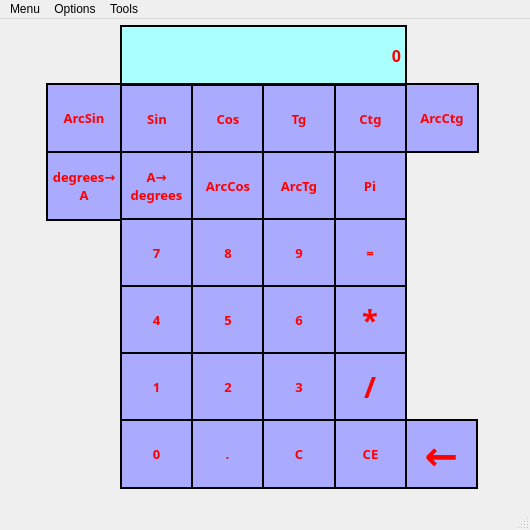
PavelRudenya730501/Project, file Multifunctional calculator/mainwindow2.ui: the form before one commit.
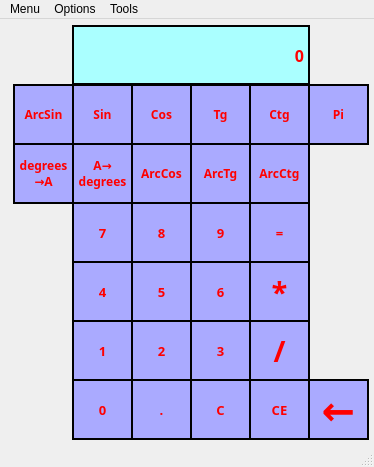
The form after the commit.

Diff of the .ui file:
```diff
--- a/Multifunctional calculator/mainwindow2.ui
+++ b/Multifunctional calculator/mainwindow2.ui
@@ -6,8 +6,8 @@
    <rect>
     <x>0</x>
     <y>0</y>
-    <width>530</width>
-    <height>530</height>
+    <width>374</width>
+    <height>467</height>
    </rect>
   </property>
   <property name="windowTitle">
@@ -17,9 +17,9 @@
    <widget class="QLabel" name="label">
     <property name="geometry">
      <rect>
-      <x>120</x>
+      <x>72</x>
       <y>6</y>
-      <width>287</width>
+      <width>238</width>
       <height>60</height>
      </rect>
     </property>
@@ -29,6 +29,12 @@
       <verstretch>0</verstretch>
      </sizepolicy>
     </property>
+    <property name="maximumSize">
+     <size>
+      <width>16777214</width>
+      <height>16777215</height>
+     </size>
+    </property>
     <property name="font">
      <font>
       <family>Arial Black</family>
@@ -52,10 +58,10 @@
    <widget class="QPushButton" name="sin">
     <property name="geometry">
      <rect>
-      <x>120</x>
+      <x>72</x>
       <y>65</y>
-      <width>74</width>
-      <height>70</height>
+      <width>61</width>
+      <height>61</height>
      </rect>
     </property>
     <property name="sizePolicy">
@@ -67,7 +73,7 @@
     <property name="font">
      <font>
       <family>Arial Black</family>
-      <pointsize>10</pointsize>
+      <pointsize>9</pointsize>
       <weight>75</weight>
       <bold>true</bold>
      </font>
@@ -84,10 +90,10 @@
    <widget class="QPushButton" name="cos">
     <property name="geometry">
      <rect>
-      <x>191</x>
+      <x>131</x>
       <y>65</y>
-      <width>74</width>
-      <height>70</height>
+      <width>61</width>
+      <height>61</height>
      </rect>
     </property>
     <property name="sizePolicy">
@@ -99,7 +105,7 @@
     <property name="font">
      <font>
       <family>Arial Black</family>
-      <pointsize>10</pointsize>
+      <pointsize>9</pointsize>
       <weight>75</weight>
       <bold>true</bold>
      </font>
@@ -116,10 +122,10 @@
    <widget class="QPushButton" name="tg">
     <property name="geometry">
      <rect>
-      <x>262</x>
+      <x>190</x>
       <y>65</y>
-      <width>74</width>
-      <height>70</height>
+      <width>61</width>
+      <height>61</height>
      </rect>
     </property>
     <property name="sizePolicy">
@@ -131,7 +137,7 @@
     <property name="font">
      <font>
       <family>Arial Black</family>
-      <pointsize>10</pointsize>
+      <pointsize>9</pointsize>
       <weight>75</weight>
       <bold>true</bold>
      </font>
@@ -148,10 +154,10 @@
    <widget class="QPushButton" name="ctg">
     <property name="geometry">
      <rect>
-      <x>334</x>
+      <x>249</x>
       <y>65</y>
-      <width>73</width>
-      <height>70</height>
+      <width>61</width>
+      <height>61</height>
      </rect>
     </property>
     <property name="sizePolicy">
@@ -163,7 +169,7 @@
     <property name="font">
      <font>
       <family>Arial Black</family>
-      <pointsize>10</pointsize>
+      <pointsize>9</pointsize>
       <weight>75</weight>
       <bold>true</bold>
      </font>
@@ -180,10 +186,10 @@
    <widget class="QPushButton" name="pi">
     <property name="geometry">
      <rect>
-      <x>333</x>
-      <y>132</y>
-      <width>74</width>
-      <height>70</height>
+      <x>308</x>
+      <y>65</y>
+      <width>61</width>
+      <height>61</height>
      </rect>
     </property>
     <property name="sizePolicy">
@@ -195,7 +201,7 @@
     <property name="font">
      <font>
       <family>Arial Black</family>
-      <pointsize>10</pointsize>
+      <pointsize>9</pointsize>
       <weight>75</weight>
       <italic>false</italic>
       <bold>true</bold>
@@ -213,10 +219,10 @@
    <widget class="QPushButton" name="Acos">
     <property name="geometry">
      <rect>
-      <x>191</x>
-      <y>132</y>
-      <width>74</width>
-      <height>70</height>
+      <x>131</x>
+      <y>124</y>
+      <width>61</width>
+      <height>61</height>
      </rect>
     </property>
     <property name="sizePolicy">
@@ -228,7 +234,7 @@
     <property name="font">
      <font>
       <family>Arial Black</family>
-      <pointsize>10</pointsize>
+      <pointsize>9</pointsize>
       <weight>75</weight>
       <bold>true</bold>
      </font>
@@ -245,10 +251,10 @@
    <widget class="QPushButton" name="Atan">
     <property name="geometry">
      <rect>
-      <x>262</x>
-      <y>132</y>
-      <width>74</width>
-      <height>70</height>
+      <x>190</x>
+      <y>124</y>
+      <width>61</width>
+      <height>61</height>
      </rect>
     </property>
     <property name="sizePolicy">
@@ -260,7 +266,7 @@
     <property name="font">
      <font>
       <family>Arial Black</family>
-      <pointsize>10</pointsize>
+      <pointsize>9</pointsize>
       <weight>75</weight>
       <bold>true</bold>
      </font>
@@ -277,10 +283,10 @@
    <widget class="QPushButton" name="degrees">
     <property name="geometry">
      <rect>
-      <x>120</x>
-      <y>132</y>
-      <width>73</width>
-      <height>70</height>
+      <x>72</x>
+      <y>124</y>
+      <width>61</width>
+      <height>61</height>
      </rect>
     </property>
     <property name="sizePolicy">
@@ -292,7 +298,7 @@
     <property name="font">
      <font>
       <family>Arial Black</family>
-      <pointsize>10</pointsize>
+      <pointsize>9</pointsize>
       <weight>75</weight>
       <bold>true</bold>
      </font>
@@ -313,10 +319,10 @@
    <widget class="QPushButton" name="equal">
     <property name="geometry">
      <rect>
-      <x>333</x>
-      <y>199</y>
-      <width>74</width>
-      <height>70</height>
+      <x>249</x>
+      <y>183</y>
+      <width>61</width>
+      <height>61</height>
      </rect>
     </property>
     <property name="sizePolicy">
@@ -345,10 +351,10 @@
    <widget class="QPushButton" name="pushButton_8">
     <property name="geometry">
      <rect>
-      <x>191</x>
-      <y>199</y>
-      <width>74</width>
-      <height>70</height>
+      <x>131</x>
+      <y>183</y>
+      <width>61</width>
+      <height>61</height>
      </rect>
     </property>
     <property name="sizePolicy">
@@ -377,10 +383,10 @@
    <widget class="QPushButton" name="pushButton_9">
     <property name="geometry">
      <rect>
-      <x>262</x>
-      <y>199</y>
-      <width>74</width>
-      <height>70</height>
+      <x>190</x>
+      <y>183</y>
+      <width>61</width>
+      <height>61</height>
      </rect>
     </property>
     <property name="sizePolicy">
@@ -409,10 +415,10 @@
    <widget class="QPushButton" name="pushButton_7">
     <property name="geometry">
      <rect>
-      <x>120</x>
-      <y>199</y>
-      <width>73</width>
-      <height>70</height>
+      <x>72</x>
+      <y>183</y>
+      <width>61</width>
+      <height>61</height>
      </rect>
     </property>
     <property name="sizePolicy">
@@ -441,10 +447,10 @@
    <widget class="QPushButton" name="mul">
     <property name="geometry">
      <rect>
-      <x>333</x>
-      <y>266</y>
-      <width>74</width>
-      <height>70</height>
+      <x>249</x>
+      <y>242</y>
+      <width>61</width>
+      <height>61</height>
      </rect>
     </property>
     <property name="sizePolicy">
@@ -473,10 +479,10 @@
    <widget class="QPushButton" name="pushButton_5">
     <property name="geometry">
      <rect>
-      <x>191</x>
-      <y>266</y>
-      <width>74</width>
-      <height>70</height>
+      <x>131</x>
+      <y>242</y>
+      <width>61</width>
+      <height>61</height>
      </rect>
     </property>
     <property name="sizePolicy">
@@ -505,10 +511,10 @@
    <widget class="QPushButton" name="pushButton_6">
     <property name="geometry">
      <rect>
-      <x>262</x>
-      <y>266</y>
-      <width>74</width>
-      <height>70</height>
+      <x>190</x>
+      <y>242</y>
+      <width>61</width>
+      <height>61</height>
      </rect>
     </property>
     <property name="sizePolicy">
@@ -537,10 +543,10 @@
    <widget class="QPushButton" name="pushButton_4">
     <property name="geometry">
      <rect>
-      <x>120</x>
-      <y>266</y>
-      <width>73</width>
-      <height>70</height>
+      <x>72</x>
+      <y>242</y>
+      <width>61</width>
+      <height>61</height>
      </rect>
     </property>
     <property name="sizePolicy">
@@ -569,10 +575,10 @@
    <widget class="QPushButton" name="div">
     <property name="geometry">
      <rect>
-      <x>333</x>
-      <y>333</y>
-      <width>74</width>
-      <height>70</height>
+      <x>249</x>
+      <y>301</y>
+      <width>61</width>
+      <height>61</height>
      </rect>
     </property>
     <property name="sizePolicy">
@@ -601,10 +607,10 @@
    <widget class="QPushButton" name="pushButton_2">
     <property name="geometry">
      <rect>
-      <x>191</x>
-      <y>333</y>
-      <width>74</width>
-      <height>70</height>
+      <x>131</x>
+      <y>301</y>
+      <width>61</width>
+      <height>61</height>
      </rect>
     </property>
     <property name="sizePolicy">
@@ -633,10 +639,10 @@
    <widget class="QPushButton" name="pushButton_3">
     <property name="geometry">
      <rect>
-      <x>262</x>
-      <y>333</y>
-      <width>74</width>
-      <height>70</height>
+      <x>190</x>
+      <y>301</y>
+      <width>61</width>
+      <height>61</height>
      </rect>
     </property>
     <property name="sizePolicy">
@@ -665,10 +671,10 @@
    <widget class="QPushButton" name="pushButton_1">
     <property name="geometry">
      <rect>
-      <x>120</x>
-      <y>333</y>
-      <width>73</width>
-      <height>70</height>
+      <x>72</x>
+      <y>301</y>
+      <width>61</width>
+      <height>61</height>
      </rect>
     </property>
     <property name="sizePolicy">
@@ -697,10 +703,10 @@
    <widget class="QPushButton" name="clear_all">
     <property name="geometry">
      <rect>
-      <x>262</x>
-      <y>400</y>
-      <width>74</width>
-      <height>70</height>
+      <x>190</x>
+      <y>360</y>
+      <width>61</width>
+      <height>61</height>
      </rect>
     </property>
     <property name="sizePolicy">
@@ -729,10 +735,10 @@
    <widget class="QPushButton" name="pushButton_22">
     <property name="geometry">
      <rect>
-      <x>191</x>
-      <y>400</y>
-      <width>73</width>
-      <height>70</height>
+      <x>131</x>
+      <y>360</y>
+      <width>61</width>
+      <height>61</height>
      </rect>
     </property>
     <property name="sizePolicy">
@@ -761,10 +767,10 @@
    <widget class="QPushButton" name="clear">
     <property name="geometry">
      <rect>
-      <x>334</x>
-      <y>400</y>
-      <width>73</width>
-      <height>70</height>
+      <x>249</x>
+      <y>360</y>
+      <width>61</width>
+      <height>61</height>
      </rect>
     </property>
     <property name="sizePolicy">
@@ -793,10 +799,10 @@
    <widget class="QPushButton" name="pushButton_0">
     <property name="geometry">
      <rect>
-      <x>120</x>
-      <y>400</y>
-      <width>73</width>
-      <height>70</height>
+      <x>72</x>
+      <y>360</y>
+      <width>61</width>
+      <height>61</height>
      </rect>
     </property>
     <property name="sizePolicy">
@@ -825,10 +831,10 @@
    <widget class="QPushButton" name="Asin">
     <property name="geometry">
      <rect>
-      <x>46</x>
-      <y>64</y>
-      <width>76</width>
-      <height>70</height>
+      <x>13</x>
+      <y>65</y>
+      <width>61</width>
+      <height>61</height>
      </rect>
     </property>
     <property name="sizePolicy">
@@ -840,7 +846,7 @@
     <property name="font">
      <font>
       <family>Arial Black</family>
-      <pointsize>10</pointsize>
+      <pointsize>9</pointsize>
       <weight>75</weight>
       <bold>true</bold>
      </font>
@@ -857,10 +863,10 @@
    <widget class="QPushButton" name="Actg">
     <property name="geometry">
      <rect>
-      <x>405</x>
-      <y>64</y>
-      <width>74</width>
-      <height>70</height>
+      <x>249</x>
+      <y>124</y>
+      <width>61</width>
+      <height>61</height>
      </rect>
     </property>
     <property name="sizePolicy">
@@ -872,7 +878,7 @@
     <property name="font">
      <font>
       <family>Arial Black</family>
-      <pointsize>10</pointsize>
+      <pointsize>9</pointsize>
       <weight>75</weight>
       <bold>true</bold>
      </font>
@@ -889,10 +895,10 @@
    <widget class="QPushButton" name="back">
     <property name="geometry">
      <rect>
-      <x>405</x>
-      <y>400</y>
-      <width>73</width>
-      <height>70</height>
+      <x>308</x>
+      <y>360</y>
+      <width>61</width>
+      <height>61</height>
      </rect>
     </property>
     <property name="sizePolicy">
@@ -921,10 +927,10 @@
    <widget class="QPushButton" name="degrees_2">
     <property name="geometry">
      <rect>
-      <x>46</x>
-      <y>132</y>
-      <width>76</width>
-      <height>70</height>
+      <x>13</x>
+      <y>124</y>
+      <width>61</width>
+      <height>61</height>
      </rect>
     </property>
     <property name="sizePolicy">
@@ -936,7 +942,7 @@
     <property name="font">
      <font>
       <family>Arial Black</family>
-      <pointsize>10</pointsize>
+      <pointsize>9</pointsize>
       <weight>75</weight>
       <bold>true</bold>
      </font>
@@ -950,8 +956,8 @@
 background-color: rgb(170, 170, 255);</string>
     </property>
     <property name="text">
-     <string>degrees→
-A</string>
+     <string>degrees
+→A</string>
     </property>
    </widget>
   </widget>
@@ -960,8 +966,8 @@
     <rect>
      <x>0</x>
      <y>0</y>
-     <width>530</width>
-     <height>21</height>
+     <width>374</width>
+     <height>20</height>
     </rect>
    </property>
    <widget class="QMenu" name="menuMenu">
@@ -993,17 +999,7 @@
    <addaction name="menuOptions"/>
    <addaction name="menuTools"/>
   </widget>
-  <widget class="QStatusBar" name="statusbar"/>
-  <action name="actionStage1">
-   <property name="text">
-    <string>Stage1(standart)</string>
-   </property>
-  </action>
-  <action name="actionStage_2">
-   <property name="text">
-    <string>Stage 2(trigonometry)</string>
-   </property>
-  </action>
+  <widget class="QStatusBar" name="statusBar"/>
   <action name="actionCalculation_list">
    <property name="text">
     <string>Calculation list</string>
```
Left out of the diff: 86 changed lines with no effect on the pictures.
